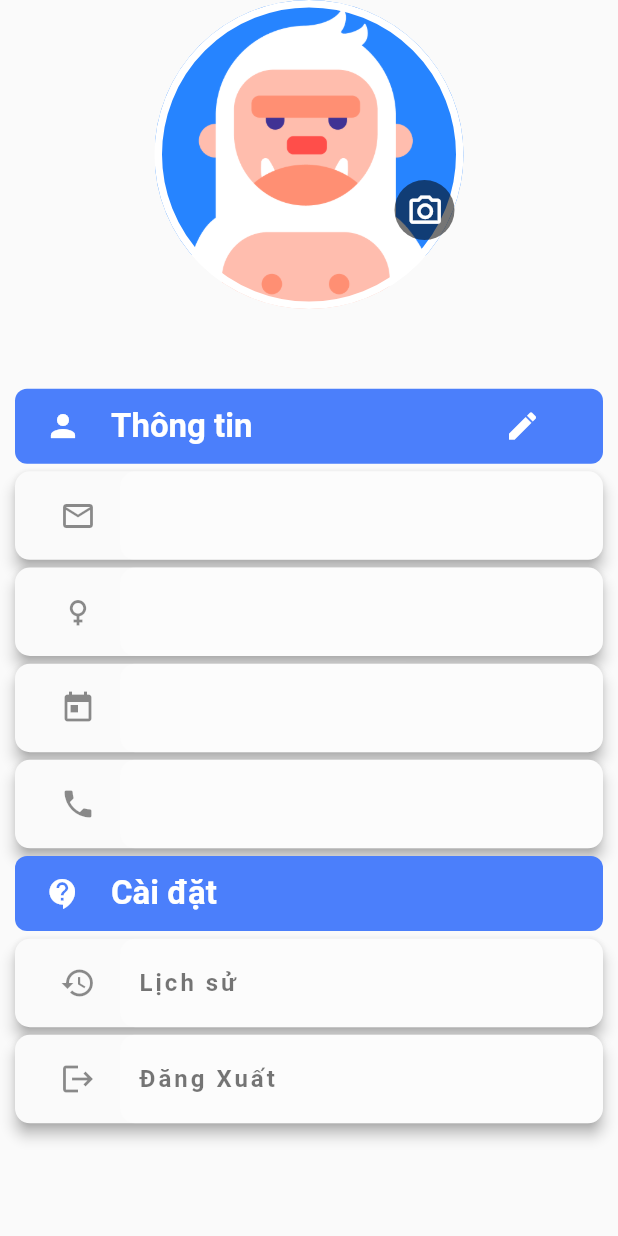
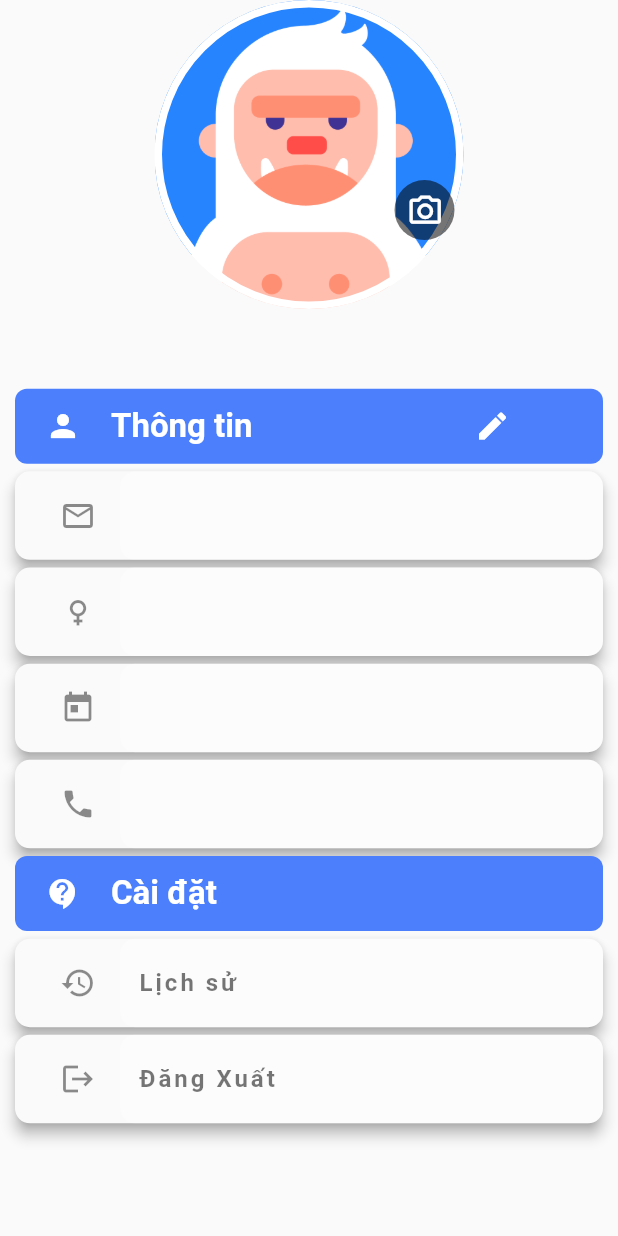
Before and after one commit to Tin542/IT_Support_PRM, a Flutter app: the ProfileScreen screen opened directly, on a phone screen of 412 x 824 dp. Run offline on Flutter 3.47's test engine with Material 2 defaults, Android fonts, the phone set to English and light mode, and no system bars; our stand-ins replace bubble, firebase_auth, firebase_core, firebase_database, flutter_rating_bar, fluttertoast and 4 more; missing offline and left inert: agora_rtc_engine, animated_textformfields, flutter_braintree; accounts and stored records are empty.

Commit message:
last hot fix

```diff
--- a/lib/screens/call_screen/videocall_screen.dart
+++ b/lib/screens/call_screen/videocall_screen.dart
@@ -58,7 +58,7 @@ class _CallScreenState extends State<CallScreen> {
   Widget build(BuildContext context) {
     return Scaffold(
       appBar: AppBar(
-        title: const Text('Tele Medicine Video Call'),
+        title: const Text('It Support Video call'),
         automaticallyImplyLeading: false,
       ),
       body: Stack(
--- a/lib/screens/profile_screen/edit_profile_screen.dart
+++ b/lib/screens/profile_screen/edit_profile_screen.dart
@@ -245,7 +245,7 @@ class _EditProfileState extends State<EditProfile> {
                           mainAxisAlignment: MainAxisAlignment.spaceBetween,
                           children: [
                             AnimatedTextFormField(
-                              width: 190,
+                              width: 150,
                               height: 48.0,
                               inputType: TextInputType.text,
                               hintText: displayDob,
--- a/lib/screens/profile_screen/profile_screen.dart
+++ b/lib/screens/profile_screen/profile_screen.dart
@@ -157,7 +157,7 @@ class _ProfileScreenState extends State<ProfileScreen> {
                                 },
                                 child: Padding(
                                   padding:
-                                      const EdgeInsets.fromLTRB(100, 0, 0, 0),
+                                      const EdgeInsets.fromLTRB(80, 0, 0, 0),
                                   child: Icon(
                                     Icons.edit,
                                     color: kWhiteColor,
```
